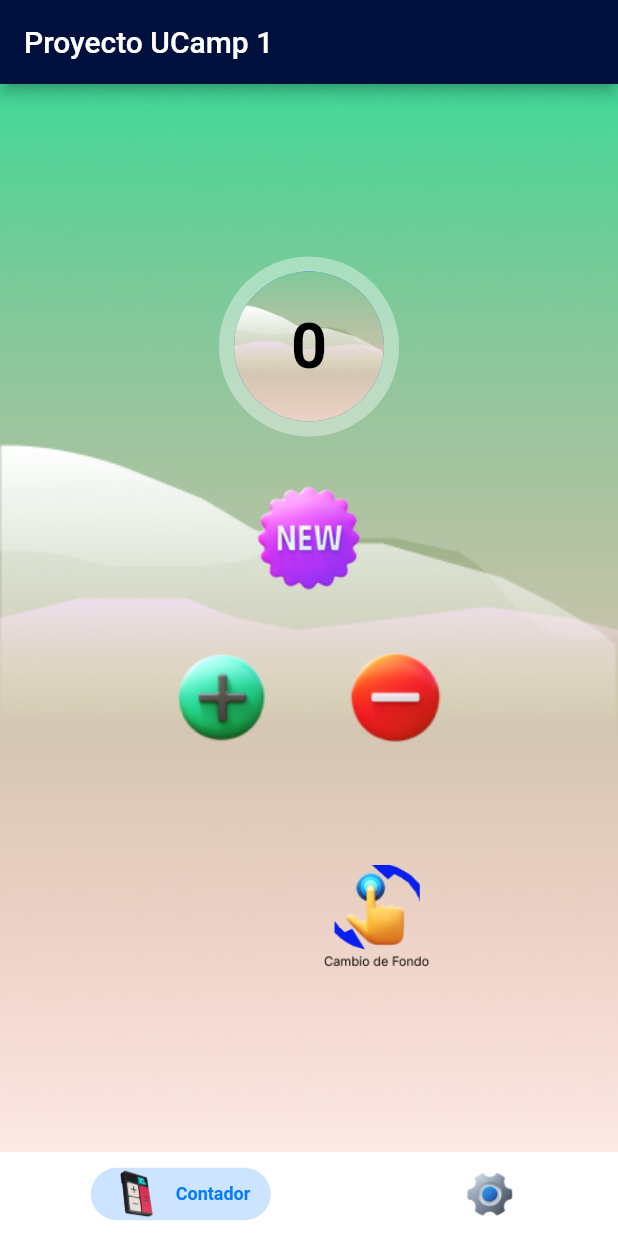
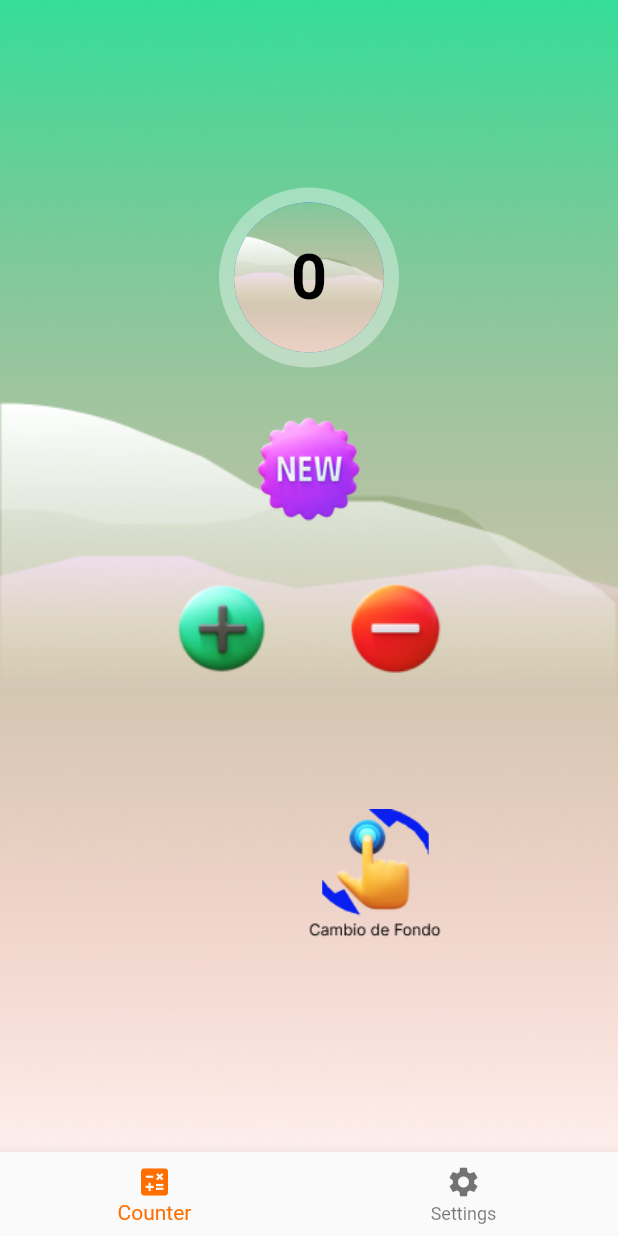
Before and after one commit to JoelMdO/U-Camp-Flutter-Proyecto-1, a Flutter app: the screen it shows after launch, on a phone screen of 412 x 824 dp. Run offline on Flutter 3.47's test engine with Material 2 defaults, Android fonts, the phone set to English and light mode, and no system bars; drawn by our look-alikes of persistent_bottom_nav_bar; project files that could hold a hidden picture were left out.

Commit message:
Revision 1.0 Navigation Bar

```diff
--- a/lib/counter.dart
+++ /dev/null
@@ -1,124 +0,0 @@
-import 'package:flutter/material.dart';
-
-class Counter extends StatefulWidget {
-  final int numbercounterfinal;
-  const Counter(this.numbercounterfinal, {super.key});
-
-  void initState() {
-    Counter(numbercounterfinal);
-  }
-
-  @override
-  // ignore: no_logic_in_create_state
-  State<Counter> createState() => _CounterState();
-}
-
-class _CounterState extends State<Counter> {
-  int _counter = 0;
-  bool selected = false;
-
-  @override
-  Widget build(BuildContext context) {
-    return Scaffold(
-        body: GestureDetector(
-            onTap: () {
-              setState(() {
-                selected = !selected;
-              });
-            },
-            child: Center(
-              //ANIMATED CONTAINER TO CHANGE THE BACKGROUND COLOR
-              child: AnimatedContainer(
-                  decoration: BoxDecoration(
-                      image: DecorationImage(
-                          image: selected
-                              ? const AssetImage('assets/Orange Background.jpg')
-                              : const AssetImage('assets/Green Background.jpg'),
-                          fit: BoxFit.cover)),
-                  duration: const Duration(seconds: 1),
-                  curve: Curves.fastOutSlowIn,
-                  child: Column(
-                    mainAxisAlignment: MainAxisAlignment.center,
-                    children: <Widget>[
-                      //COUNTER TEXT
-                      Padding(
-                          padding: const EdgeInsets.only(bottom: 20),
-                          child: CircleAvatar(
-                            radius: 60,
-                            backgroundColor: Colors.white38,
-                            child: CircleAvatar(
-                              backgroundImage: const AssetImage(
-                                  'assets/Green Background.jpg'),
-                              radius: 50,
-                              child: Text(
-                                '$_counter',
-                                style: const TextStyle(
-                                  fontSize: 42,
-                                  fontWeight: FontWeight.bold,
-                                  color: Colors.black,
-                                ),
-                              ),
-                            ),
-                          )),
-                      //BUTTON NEW TO CLEAR THE DATA
-                      IconButton(
-                        icon: Image.asset("assets/Newnew.png"),
-                        tooltip: 'Increase number',
-                        iconSize: 80,
-                        onPressed: () {
-                          setState(() {
-                            _counter = 0;
-                          });
-                        },
-                      ),
-                      Row(
-                        mainAxisAlignment: MainAxisAlignment.center,
-                        crossAxisAlignment: CrossAxisAlignment.center,
-                        children: [
-                          //BUTTON PLUS
-                          IconButton(
-                            icon: Image.asset('assets/Plus.png'),
-                            tooltip: 'Increase number',
-                            iconSize: 100,
-                            onPressed: () {
-                              setState(() {
-                                if (widget.numbercounterfinal != 0) {
-                                  _counter =
-                                      _counter += widget.numbercounterfinal;
-                                } else {
-                                  _counter++;
-                                }
-                              });
-                            },
-                          ),
-                          //BUTTON MINUS
-                          IconButton(
-                            icon: Image.asset('assets/Minus.png'),
-                            tooltip: 'Decrease number',
-                            iconSize: 100,
-                            onPressed: () {
-                              setState(() {
-                                if (widget.numbercounterfinal != 0) {
-                                  _counter =
-                                      _counter -= widget.numbercounterfinal;
-                                } else {
-                                  _counter--;
-                                }
-                              });
-                            },
-                          )
-                        ],
-                      ),
-                      // ignore: prefer_const_literals_to_create_immutables
-                      Padding(
-                          padding: const EdgeInsets.only(top: 50, left: 100),
-                          child: Image.asset(
-                            'assets/ChangeBackground.png',
-                            width: 80,
-                            height: 80,
-                          )),
-                    ],
-                  )),
-            )));
-  }
-}
--- a/lib/main.dart
+++ b/lib/main.dart
@@ -1,7 +1,5 @@
 import 'package:flutter/material.dart';
-import 'package:persistent_bottom_nav_bar/persistent_tab_view.dart';
-import 'package:flutter_application_test/Counter.dart';
-import 'package:flutter_application_test/settings.dart';
+import 'src/pages/counter.dart';
 
 void main() {
   runApp(const MyApp());
@@ -13,72 +11,8 @@ class MyApp extends StatelessWidget {
   @override
   Widget build(BuildContext context) {
     return const MaterialApp(
-      home: MyFirstPage(),
+      home: Counter(1),
       debugShowCheckedModeBanner: false,
     );
   }
 }
-
-class MyFirstPage extends StatefulWidget {
-  const MyFirstPage({Key? key}) : super(key: key);
-
-  @override
-  State<MyFirstPage> createState() => _MyFirstPageState();
-}
-
-class _MyFirstPageState extends State<MyFirstPage> {
-  final PersistentTabController _controller =
-      PersistentTabController(initialIndex: 0);
-
-  static int get numbercounterfinal => 0;
-
-  @override
-  Widget build(BuildContext context) {
-    return Scaffold(
-      appBar: AppBar(
-        title: const Text('Proyecto UCamp 1'),
-        backgroundColor: Color.fromARGB(255, 2, 16, 62),
-      ),
-      //BUTTON NAVIGATION BAR
-      body: PersistentTabView(
-        context,
-        controller: _controller,
-        screens: [
-          Counter(numbercounterfinal),
-          Settings(
-            title: '',
-          ),
-        ],
-        items: _navBarsItems(),
-        navBarStyle: NavBarStyle.style1,
-      ),
-    );
-  }
-
-  //SETTINGS BUTTON
-  List<PersistentBottomNavBarItem> _navBarsItems() {
-    return [
-      PersistentBottomNavBarItem(
-          icon: Container(
-            height: 35,
-            width: 35,
-            decoration: const BoxDecoration(
-                image: DecorationImage(
-                    image: AssetImage('assets/Counter.png'),
-                    fit: BoxFit.cover)),
-          ),
-          title: 'Contador'),
-      //COUNTER BUTTON
-      PersistentBottomNavBarItem(
-          icon: Container(
-            height: 35,
-            width: 35,
-            decoration: const BoxDecoration(
-                image: DecorationImage(
-                    image: AssetImage('assets/Gear.png'), fit: BoxFit.cover)),
-          ),
-          title: 'Ajustes'),
-    ];
-    //SELECTION CHANGE ON OTHER ICONS
-  }
-}
--- /dev/null
+++ b/lib/src/pages/bottom_navigation_bar.dart
@@ -0,0 +1,36 @@
+import 'package:flutter/material.dart';
+import 'package:flutter_application_test/src/pages/counter.dart';
+import 'package:flutter_application_test/src/pages/settings.dart';
+
+class BottomNavigation extends StatelessWidget {
+  const BottomNavigation(
+      {Key? key, required this.currentIndex, required this.numbercounterfinal})
+      : super(key: key);
+
+  final int currentIndex;
+  final int numbercounterfinal;
+
+  @override
+  Widget build(BuildContext context) {
+    return BottomNavigationBar(
+      items: const <BottomNavigationBarItem>[
+        BottomNavigationBarItem(icon: Icon(Icons.calculate), label: 'Counter'),
+        BottomNavigationBarItem(icon: Icon(Icons.settings), label: 'Settings'),
+      ],
+      currentIndex: currentIndex,
+      selectedItemColor: Colors.amber[900],
+      onTap: (index) {
+        if (currentIndex == 1) {
+          Navigator.of(context).pushReplacement(
+            MaterialPageRoute(
+                builder: (context) => Counter(numbercounterfinal)),
+          );
+        } else {
+          Navigator.of(context).pushReplacement(
+            MaterialPageRoute(builder: (context) => const Settings()),
+          );
+        }
+      },
+    );
+  }
+}
--- /dev/null
+++ b/lib/src/pages/counter.dart
@@ -0,0 +1,126 @@
+import 'package:flutter/material.dart';
+import 'bottom_navigation_bar.dart';
+
+class Counter extends StatefulWidget {
+  final int numbercounterfinal;
+  const Counter(this.numbercounterfinal, {super.key});
+
+  void initState() {
+    Counter(numbercounterfinal);
+  }
+
+  @override
+  State<Counter> createState() => _CounterState();
+}
+
+class _CounterState extends State<Counter> {
+  int _counter = 0;
+  bool selected = false;
+
+  @override
+  Widget build(BuildContext context) {
+    return Scaffold(
+      body: Center(
+        child: AnimatedContainer(
+            decoration: BoxDecoration(
+                image: DecorationImage(
+                    image: selected
+                        ? const AssetImage('assets/Orange Background.jpg')
+                        : const AssetImage('assets/Green Background.jpg'),
+                    fit: BoxFit.cover)),
+            duration: const Duration(seconds: 1),
+            curve: Curves.fastOutSlowIn,
+            child: Column(
+              mainAxisAlignment: MainAxisAlignment.center,
+              children: <Widget>[
+//COUNTER TEXT
+                Padding(
+                    padding: const EdgeInsets.only(bottom: 20),
+                    child: CircleAvatar(
+                      radius: 60,
+                      backgroundColor: Colors.white38,
+                      child: CircleAvatar(
+                        backgroundImage:
+                            const AssetImage('assets/Green Background.jpg'),
+                        radius: 50,
+                        child: Text(
+                          '$_counter',
+                          style: const TextStyle(
+                            fontSize: 42,
+                            fontWeight: FontWeight.bold,
+                            color: Colors.black,
+                          ),
+                        ),
+                      ),
+                    )),
+//BUTTON NEW TO CLEAR THE DATA
+                IconButton(
+                  icon: Image.asset("assets/Newnew.png"),
+                  tooltip: 'Increase number',
+                  iconSize: 80,
+                  onPressed: () {
+                    setState(() {
+                      _counter = 0;
+                    });
+                  },
+                ),
+                Row(
+                  mainAxisAlignment: MainAxisAlignment.center,
+                  crossAxisAlignment: CrossAxisAlignment.center,
+                  children: [
+//BUTTON PLUS
+                    IconButton(
+                      icon: Image.asset('assets/Plus.png'),
+                      tooltip: 'Increase number',
+                      iconSize: 100,
+                      onPressed: () {
+                        setState(() {
+                          if (widget.numbercounterfinal != 0) {
+                            _counter = _counter += widget.numbercounterfinal;
+                          } else {
+                            _counter++;
+                          }
+                        });
+                      },
+                    ),
+//BUTTON MINUS
+                    IconButton(
+                      icon: Image.asset('assets/Minus.png'),
+                      tooltip: 'Decrease number',
+                      iconSize: 100,
+                      onPressed: () {
+                        setState(() {
+                          if (widget.numbercounterfinal != 0) {
+                            _counter = _counter -= widget.numbercounterfinal;
+                          } else {
+                            _counter--;
+                          }
+                        });
+                      },
+                    )
+                  ],
+                ),
+//BUTTON TO CHANGE BACKGROUND
+                Padding(
+                    padding: const EdgeInsets.only(top: 50, left: 100),
+                    child: IconButton(
+                      icon: Image.asset(
+                        'assets/ChangeBackground.png',
+                        // width: 80,
+                        // height: 80,
+                      ),
+                      iconSize: 100,
+                      onPressed: () {
+                        setState(() {
+                          selected = !selected;
+                        });
+                      },
+                    )),
+              ],
+            )),
+      ),
+      bottomNavigationBar:
+          const BottomNavigation(currentIndex: 0, numbercounterfinal: 0),
+    );
+  }
+}
```
Also changed, not shown: lib/settings.dart (deleted, +0 -91 lines), lib/src/pages/settings.dart (added, +97 -0 lines), pubspec.lock.
